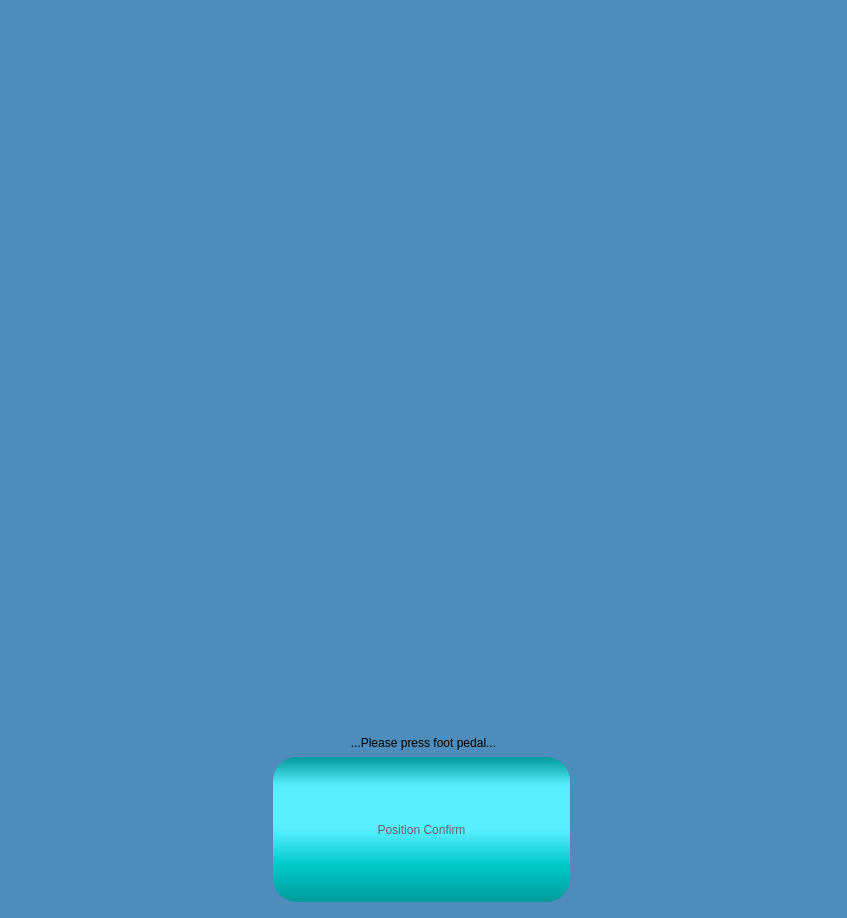
Before: the Qt Designer form FunctionLib_UI/DlgFootPedal.ui in PoJenCheng/AitherBot_V2.1, drawn with Qt 5.
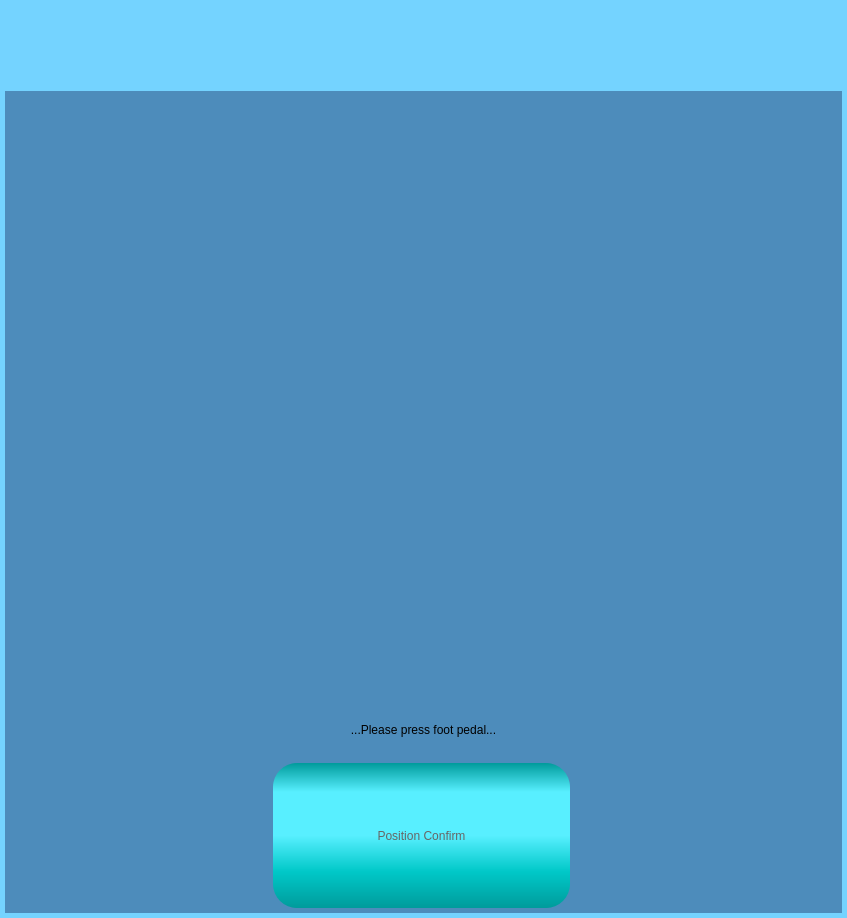
After: the same form once the commit is applied. Icons and pictures are not drawn.

Commit message:
修改： - DlgFootPedal UI - 呼吸建模  高度均值算法 CalHeightAvg - 建模時，右側UI子圖顯示紀錄的即時laser高度均值 - 增加建模部分程式註解 - 調整plot子圖間距
新增:
- 踏板的行為模式參數

Fixed:
- 自動啟動踏板和透過解鎖按鈕啟動, 會有命令混淆的問題

What changed in the file:
```diff
--- a/FunctionLib_UI/DlgFootPedal.ui
+++ b/FunctionLib_UI/DlgFootPedal.ui
@@ -18,16 +18,33 @@
   </property>
   <property name="styleSheet">
    <string notr="true">QDialog{
-background-color: rgb(77, 140, 187);
-border-image:url(image/aitherbot_background_s50.png);
-border-top:80;
-border-left:900;
-margin-left:10px;
-margin-top:10px;
+background-color: #74d3ff;
 }
-
+</string>
+  </property>
+  <property name="modal">
+   <bool>true</bool>
+  </property>
+  <layout class="QGridLayout" name="gridLayout_6">
+   <property name="leftMargin">
+    <number>5</number>
+   </property>
+   <property name="topMargin">
+    <number>5</number>
+   </property>
+   <property name="rightMargin">
+    <number>5</number>
+   </property>
+   <property name="bottomMargin">
+    <number>5</number>
+   </property>
+   <item row="1" column="0">
+    <widget class="QWidget" name="mainWidget" native="true">
+     <property name="styleSheet">
+      <string notr="true">
 QWidget{
-font: 24pt &quot;Arial&quot;;
+	font: 24pt &quot;Arial&quot;;
+	background-color:rgb(77, 140, 187);
 }
 
 QPushButton{
@@ -65,52 +82,21 @@
    <bool>true</bool>
   </property>
   <layout class="QGridLayout" name="gridLayout_2" rowstretch="1,0,0,0">
+      <property name="leftMargin">
+       <number>0</number>
+      </property>
    <property name="topMargin">
-    <number>80</number>
-   </property>
-   <property name="verticalSpacing">
-    <number>7</number>
-   </property>
-   <item row="1" column="0">
-    <widget class="QLabel" name="lblDescription">
-     <property name="text">
-      <string/>
-     </property>
-    </widget>
-   </item>
-   <item row="2" column="0">
-    <widget class="QLabel" name="lblContent">
-     <property name="text">
-      <string>...Please press foot pedal...</string>
-     </property>
-     <property name="alignment">
-      <set>Qt::AlignCenter</set>
-     </property>
-    </widget>
-   </item>
-   <item row="3" column="0">
-    <layout class="QGridLayout" name="gridLayout">
-     <item row="0" column="0">
-      <widget class="QPushButton" name="btnConfirm">
-       <property name="sizePolicy">
-        <sizepolicy hsizetype="Maximum" vsizetype="Fixed">
-         <horstretch>0</horstretch>
-         <verstretch>0</verstretch>
-        </sizepolicy>
-       </property>
-       <property name="minimumSize">
-        <size>
-         <width>300</width>
-         <height>150</height>
-        </size>
-       </property>
-       <property name="text">
-        <string>Position Confirm</string>
-       </property>
-      </widget>
-     </item>
-    </layout>
-   </item>
+       <number>0</number>
+      </property>
+      <property name="rightMargin">
+       <number>0</number>
+      </property>
+      <property name="bottomMargin">
+       <number>0</number>
+      </property>
+      <property name="horizontalSpacing">
+       <number>0</number>
+      </property>
    <item row="0" column="0">
     <widget class="QStackedWidget" name="wdgPicture">
      <property name="sizePolicy">
@@ -271,6 +257,64 @@
        </item>
       </layout>
      </widget>
+       </widget>
+      </item>
+      <item row="1" column="0">
+       <widget class="QLabel" name="lblContent">
+        <property name="text">
+         <string>...Please press foot pedal...</string>
+        </property>
+        <property name="alignment">
+         <set>Qt::AlignCenter</set>
+        </property>
+       </widget>
+      </item>
+      <item row="2" column="0">
+       <widget class="QLabel" name="lblDescription">
+        <property name="text">
+         <string/>
+        </property>
+       </widget>
+      </item>
+      <item row="3" column="0">
+       <layout class="QGridLayout" name="gridLayout">
+        <item row="0" column="0">
+         <widget class="QPushButton" name="btnConfirm">
+          <property name="sizePolicy">
+           <sizepolicy hsizetype="Maximum" vsizetype="Fixed">
+            <horstretch>0</horstretch>
+            <verstretch>0</verstretch>
+           </sizepolicy>
+          </property>
+          <property name="minimumSize">
+           <size>
+            <width>300</width>
+            <height>150</height>
+           </size>
+          </property>
+          <property name="text">
+           <string>Position Confirm</string>
+          </property>
+         </widget>
+        </item>
+       </layout>
+      </item>
+     </layout>
+    </widget>
+   </item>
+   <item row="0" column="0">
+    <widget class="QWidget" name="wdgTitle" native="true">
+     <property name="minimumSize">
+      <size>
+       <width>0</width>
+       <height>80</height>
+      </size>
+     </property>
+     <property name="styleSheet">
+      <string notr="true">border-image:url(image/aitherbot_background_s50.png);
+border-top:80px;
+border-left:900px;</string>
+     </property>
     </widget>
    </item>
   </layout>
```
Left out of the diff: 3 changed lines with no effect on the pictures. Lines whose indentation alone changed are shown as unchanged. The commit also changes 7 other files.
